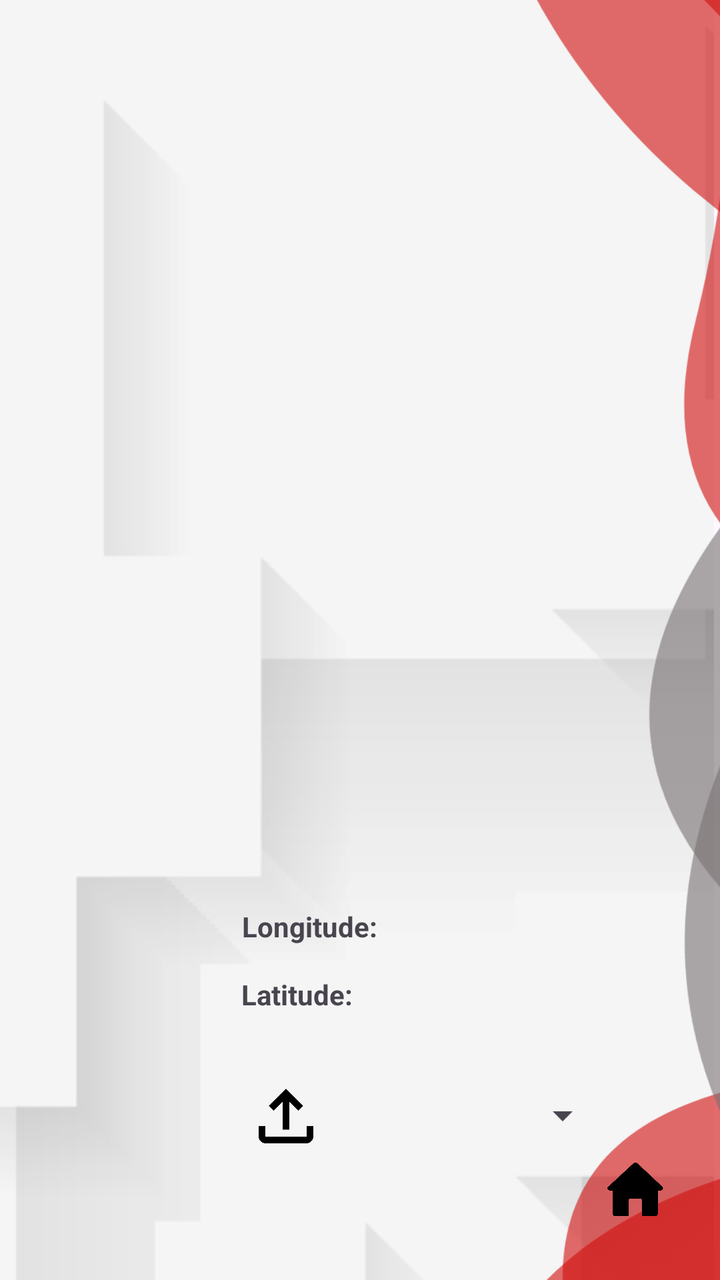
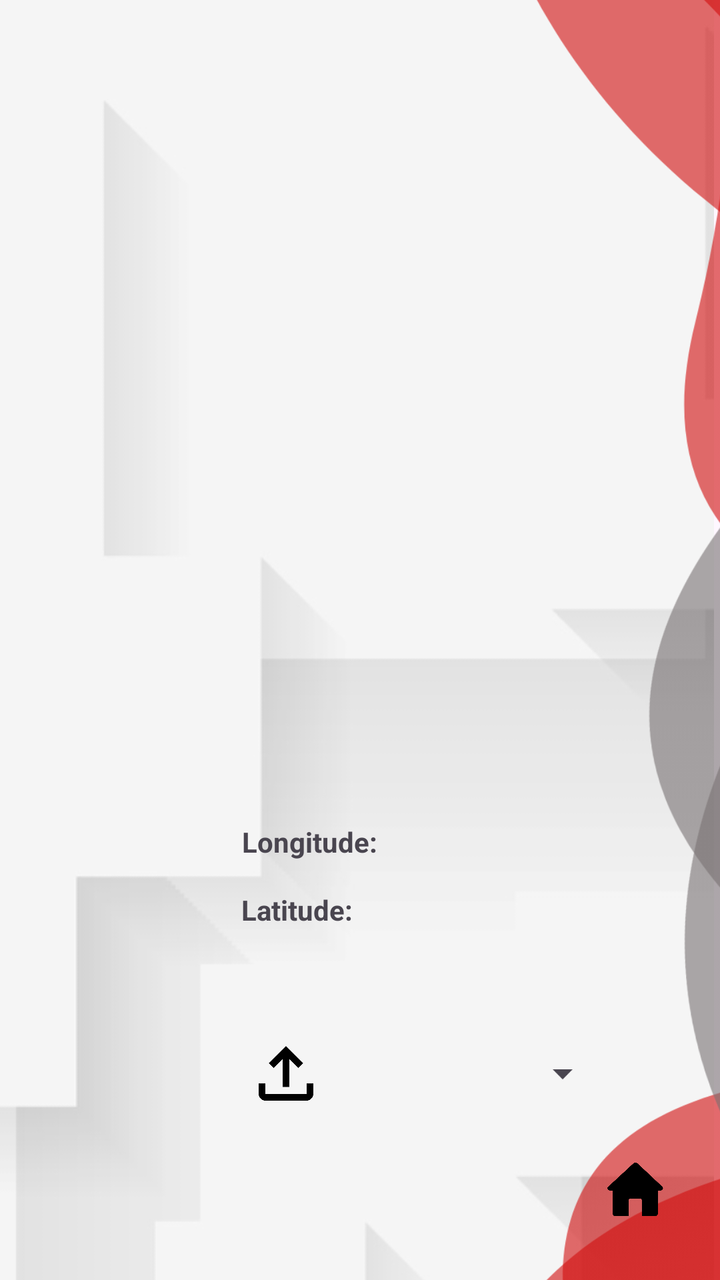

Screens rendered from an Android XML layout before and after an edit, with the pre-edit source and the edit as a unified diff.
<!-- AndroidManifest.xml: application theme Theme.TrafficSceneAnalyser -->
<!-- res/layout/activity_upload_config.xml -->
<?xml version="1.0" encoding="utf-8"?>
<androidx.constraintlayout.widget.ConstraintLayout xmlns:android="http://schemas.android.com/apk/res/android"
    xmlns:app="http://schemas.android.com/apk/res-auto"
    xmlns:tools="http://schemas.android.com/tools"
    android:id="@+id/main"
    android:layout_width="match_parent"
    android:layout_height="match_parent"
    tools:context=".UploadConfigActivity">

    <ImageView
        android:id="@+id/backg"
        android:layout_width="904dp"
        android:layout_height="897dp"
        app:layout_constraintBottom_toBottomOf="parent"
        app:layout_constraintEnd_toEndOf="parent"
        app:layout_constraintHorizontal_bias="1.0"
        app:layout_constraintStart_toStartOf="parent"
        app:layout_constraintTop_toTopOf="parent"
        app:layout_constraintVertical_bias="0.12"
        app:srcCompat="@drawable/background" />

    <ImageView
        android:id="@+id/image_preview"
        android:layout_width="310dp"
        android:layout_height="345dp"
        android:layout_margin="8dp"
        android:contentDescription="@string/image_preview"
        app:layout_constraintBottom_toBottomOf="parent"
        app:layout_constraintDimensionRatio="H,16:9"
        app:layout_constraintHorizontal_bias="0.495"
        app:layout_constraintLeft_toLeftOf="parent"
        app:layout_constraintRight_toRightOf="parent"
        app:layout_constraintTop_toTopOf="parent"
        app:layout_constraintVertical_bias="0.186" />

    <Spinner
        android:id="@+id/spinner_model_selector"
        android:layout_width="122dp"
        android:layout_height="63dp"
        android:layout_margin="8dp"
        app:layout_constraintBottom_toBottomOf="parent"
        app:layout_constraintEnd_toEndOf="parent"
        app:layout_constraintHorizontal_bias="0.1"
        app:layout_constraintStart_toEndOf="@+id/button_upload"
        app:layout_constraintTop_toBottomOf="@+id/longitude" />

    <ImageButton
        android:id="@+id/button_upload"
        android:layout_width="54dp"
        android:layout_height="68dp"
        android:layout_marginStart="116dp"
        android:backgroundTint="#00FFFFFF"
        android:onClick="goToHome"
        android:scaleType="fitCenter"
        android:src="@drawable/upload"

        app:layout_constraintBottom_toBottomOf="parent"
        app:layout_constraintStart_toStartOf="parent"
        app:layout_constraintTop_toBottomOf="@+id/longitude" />

    <TextView
        android:id="@+id/latitude"
        android:layout_width="135dp"
        android:layout_height="23dp"
        android:layout_marginTop="12dp"
        android:ems="10"
        android:text="Latitude: "
        android:textStyle="bold"
        app:layout_constraintEnd_toEndOf="parent"
        app:layout_constraintHorizontal_bias="0.536"
        app:layout_constraintStart_toStartOf="parent"
        app:layout_constraintTop_toBottomOf="@+id/longitude" />

    <TextView
        android:id="@+id/longitude"
        android:layout_width="132dp"
        android:layout_height="22dp"
        android:ems="10"
        android:text="Longitude: "
        android:textStyle="bold"
        app:layout_constraintBottom_toBottomOf="parent"
        app:layout_constraintEnd_toEndOf="parent"
        app:layout_constraintHorizontal_bias="0.53"
        app:layout_constraintStart_toStartOf="parent"
        app:layout_constraintTop_toBottomOf="@+id/image_preview"
        app:layout_constraintVertical_bias="0.229" />

    <ImageView
        android:id="@+id/imageView5"
        android:layout_width="484dp"
        android:layout_height="773dp"
        app:layout_constraintBottom_toBottomOf="parent"
        app:layout_constraintEnd_toEndOf="parent"
        app:layout_constraintHorizontal_bias="0.643"
        app:layout_constraintStart_toStartOf="parent"
        app:layout_constraintTop_toTopOf="parent"
        app:srcCompat="@drawable/perfectlayout2" />

    <ImageButton
        android:id="@+id/button6"
        android:layout_width="54dp"
        android:layout_height="68dp"
        android:backgroundTint="#00FFFFFF"
        android:onClick="goToHome"
        android:scaleType="fitCenter"
        android:src="@drawable/home1"
        app:layout_constraintBottom_toBottomOf="parent"
        app:layout_constraintEnd_toEndOf="parent"
        app:layout_constraintHorizontal_bias="0.95"
        app:layout_constraintStart_toStartOf="parent"
        app:layout_constraintTop_toTopOf="parent"
        app:layout_constraintVertical_bias="0.98" />

</androidx.constraintlayout.widget.ConstraintLayout>
<!-- resources referenced by this layout -->
<resources>
  <!-- drawable background: png bitmap (drawable-hdpi, 37305 bytes) -->
  <!-- drawable home1: png bitmap (drawable, 7782 bytes) -->
  <!-- drawable perfectlayout2: png bitmap (drawable-hdpi, 51025 bytes) -->
  <!-- drawable upload: png bitmap (drawable, 6537 bytes) -->
  <string name="image_preview">Bildvorschau</string>
  <style name="Theme.TrafficSceneAnalyser" parent="Base.Theme.TrafficSceneAnalyser" />
  <style name="Base.Theme.TrafficSceneAnalyser" parent="Theme.Material3.DayNight.NoActionBar">
          
          
      </style>
</resources>

<!-- the commit's change to res/layout/activity_upload_config.xml (unified diff, before → after) -->
@@ -19,19 +19,14 @@
         app:layout_constraintVertical_bias="0.12"
         app:srcCompat="@drawable/background" />
 
-    <ImageView
-        android:id="@+id/image_preview"
-        android:layout_width="310dp"
-        android:layout_height="345dp"
-        android:layout_margin="8dp"
-        android:contentDescription="@string/image_preview"
-        app:layout_constraintBottom_toBottomOf="parent"
-        app:layout_constraintDimensionRatio="H,16:9"
-        app:layout_constraintHorizontal_bias="0.495"
-        app:layout_constraintLeft_toLeftOf="parent"
-        app:layout_constraintRight_toRightOf="parent"
-        app:layout_constraintTop_toTopOf="parent"
-        app:layout_constraintVertical_bias="0.186" />
+    <androidx.viewpager.widget.ViewPager
+        android:id="@+id/viewPager"
+        android:layout_width="300dp"
+        android:layout_height="200dp"
+        android:layout_marginTop="150dp"
+        app:layout_constraintEnd_toEndOf="parent"
+        app:layout_constraintStart_toStartOf="parent"
+        app:layout_constraintTop_toTopOf="parent" />
 
     <Spinner
         android:id="@+id/spinner_model_selector"
@@ -82,7 +77,7 @@
         app:layout_constraintEnd_toEndOf="parent"
         app:layout_constraintHorizontal_bias="0.53"
         app:layout_constraintStart_toStartOf="parent"
-        app:layout_constraintTop_toBottomOf="@+id/image_preview"
+        app:layout_constraintTop_toBottomOf="@+id/viewPager"
         app:layout_constraintVertical_bias="0.229" />
 
     <ImageView
<!-- resource entries referenced after the edit -->
@@ -4,7 +4,6 @@
   <!-- drawable home1: png bitmap (drawable, 7782 bytes) -->
   <!-- drawable perfectlayout2: png bitmap (drawable-hdpi, 51025 bytes) -->
   <!-- drawable upload: png bitmap (drawable, 6537 bytes) -->
-  <string name="image_preview">Bildvorschau</string>
   <style name="Theme.TrafficSceneAnalyser" parent="Base.Theme.TrafficSceneAnalyser" />
   <style name="Base.Theme.TrafficSceneAnalyser" parent="Theme.Material3.DayNight.NoActionBar">
           
